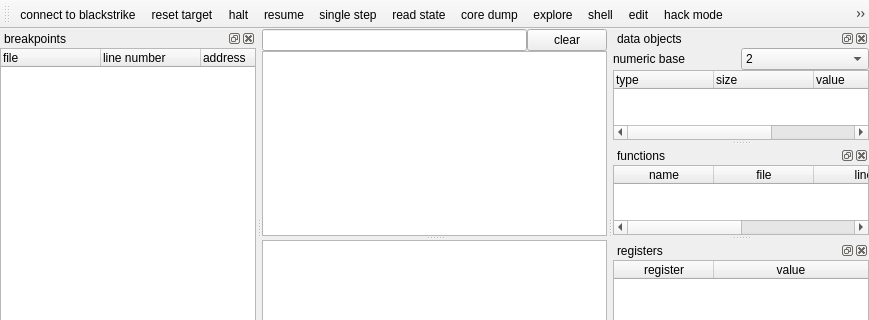
The window that mainwindow.ui (stoyan-shopov/troll) describes before a commit, drawn with Qt 5; both pictures show x 0 to 869 and y 0 to 320 of the 869 by 654 pixel window.
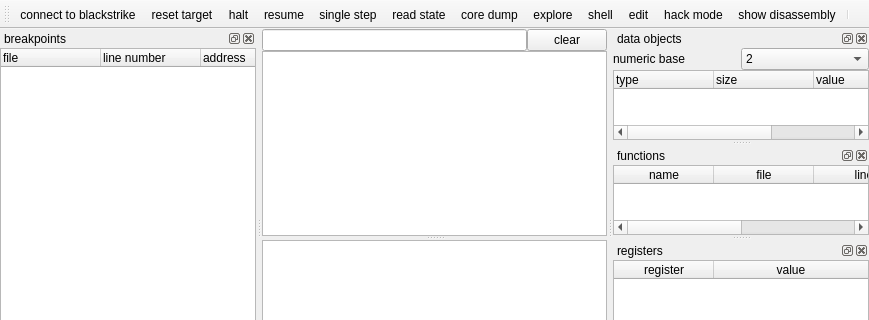
The same window after the commit.

What changed in the file:
```diff
--- a/mainwindow.ui
+++ b/mainwindow.ui
@@ -737,7 +737,7 @@
     <bool>true</bool>
    </property>
    <property name="text">
-    <string>show disassembly address ranges</string>
+    <string>show disassembly</string>
    </property>
   </action>
  </widget>
```
